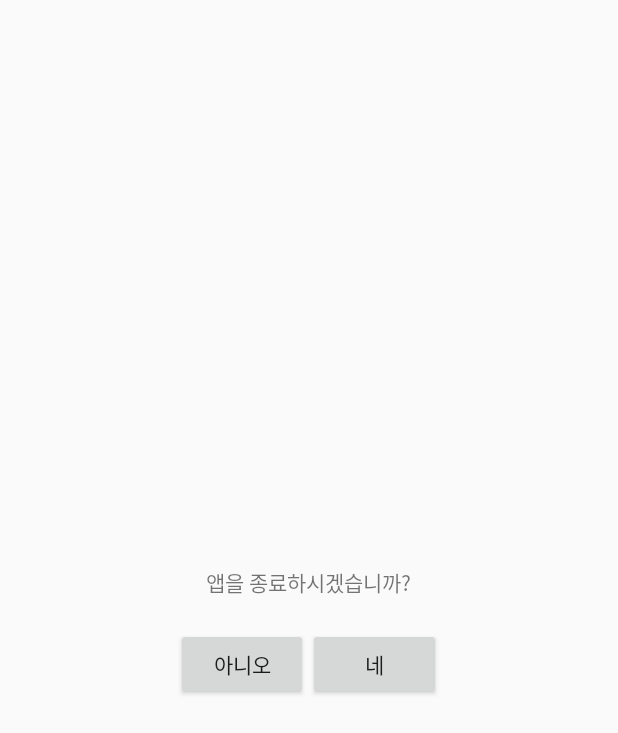
After one commit to hynzlee/Temp, an Android app: the layout dialog.xml on its own in the app's theme, with its tools: preview values and no code run, on a phone screen of 412 x 824 dp. The commit adds this screen. Shown: the top 733 px of the screen. Run offline under Robolectric (Android 15) with nearby library versions, the phone set to English and light mode, and no system bars.

Commit message:
tab2 dialog

```diff
--- /dev/null
+++ b/app/src/main/res/layout/dialog.xml
@@ -0,0 +1,32 @@
+<?xml version="1.0" encoding="utf-8"?>
+<LinearLayout xmlns:android="http://schemas.android.com/apk/res/android"
+    android:layout_width="wrap_content"
+    android:layout_height="wrap_content"
+    android:layout_gravity="center"
+    android:orientation="vertical">
+
+    <TextView
+        android:layout_width="wrap_content"
+        android:layout_height="wrap_content"
+        android:padding="20dp"
+        android:text="앱을 종료하시겠습니까?" />
+
+    <LinearLayout
+        android:layout_width="match_parent"
+        android:layout_height="wrap_content">
+
+        <Button
+            android:id="@+id/noBtn"
+            android:layout_width="0dp"
+            android:layout_height="wrap_content"
+            android:layout_weight="1"
+            android:text="아니오" />
+
+        <Button
+            android:id="@+id/yesBtn"
+            android:layout_width="0dp"
+            android:layout_height="wrap_content"
+            android:layout_weight="1"
+            android:text="네" />
+    </LinearLayout>
+</LinearLayout>
--- a/app/src/main/res/layout/fragment_1.xml
+++ b/app/src/main/res/layout/fragment_1.xml
@@ -5,7 +5,7 @@
     xmlns:tools="http://schemas.android.com/tools"
     android:layout_width="match_parent"
     android:layout_height="match_parent"
-    android:id="@+id/tab1_swife"
+    android:id="@+id/tab1_swipe"
     >
 <LinearLayout
     android:layout_width="match_parent"
@@ -19,7 +19,7 @@
         android:layout_width="wrap_content"
         android:layout_height="wrap_content"
         android:text="Today Date"
-        android:textSize="25dp"/>
+        android:textSize="20dp"/>
     <androidx.recyclerview.widget.RecyclerView
         android:layout_marginTop="15dp"
         android:id="@+id/recycler1"
```
Also changed, not shown: app/src/main/java/com/sample/fortest/Fragment2.java (+44 -0 lines), app/src/main/res/layout/fragment_2.xml (+18 -15 lines), app/src/main/res/layout/room_item.xml (+12 -12 lines).
